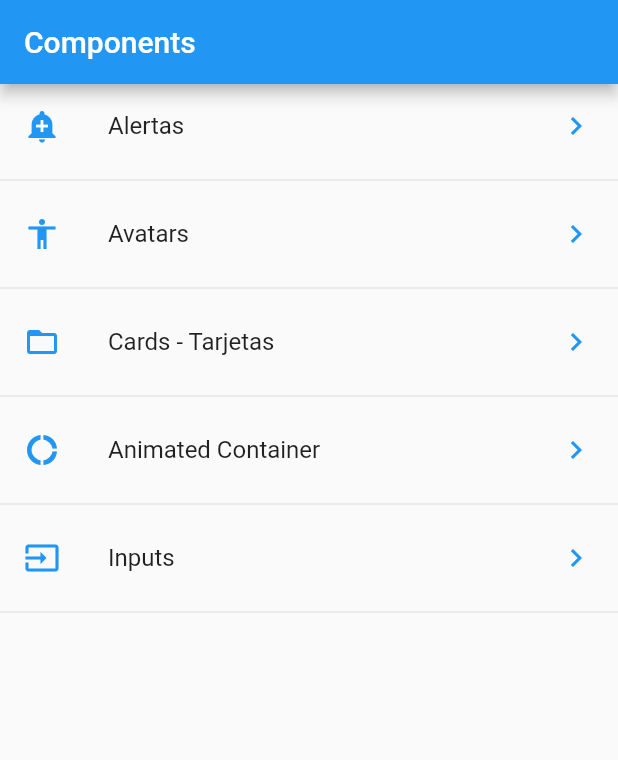
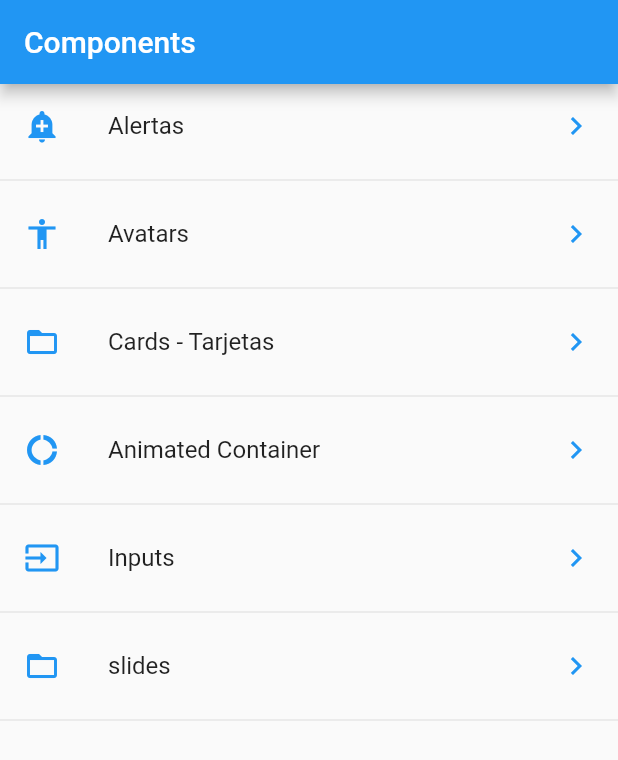
Before and after one commit to Viqui-Alaro/ComponentesFlutter2021, a Flutter app: the screen it shows after launch, on a phone screen of 412 x 824 dp. Shown: the top 760 px of the screen. Run offline on Flutter 3.47's test engine with Material 2 defaults, Android fonts, the phone set to English and light mode, and no system bars.

Commit message:
implementacion de menu de opciones y slider y se agrego en el menu el slider

```diff
--- a/data/menu_opts.json
+++ b/data/menu_opts.json
@@ -25,6 +25,12 @@
             "ruta" : "inputs",
             "icon" : "input",
             "texto": "Inputs"
+        },
+
+        {
+            "ruta" : "slides",
+            "icon" : "folder_open",
+            "texto": "slides"
         }
 
 
--- a/lib/src/pages/slider_page.dart
+++ b/lib/src/pages/slider_page.dart
@@ -1,9 +1,8 @@
-import 'dart:html';
 import 'package:flutter/material.dart';
 
-class HomeScreen extends StatelessWidget{
+class SliderScreen extends StatelessWidget{
 
-  const HomeScreen({Key? key}):super(key: key);
+  const SliderScreen({Key? key}):super(key: key);
 
  @override
   Widget build(BuildContext context) {
--- a/lib/src/routes/routes.dart
+++ b/lib/src/routes/routes.dart
@@ -8,6 +8,7 @@ import 'package:componentes/src/pages/card_page.dart';
 import 'package:componentes/src/pages/home_page.dart';
 import 'package:componentes/src/pages/animated_container.dart';
 import 'package:componentes/src/pages/input_page.dart';
+import 'package:componentes/src/pages/slider_page.dart';
 
 
 Map<String,WidgetBuilder> getApplicationRoutes(){
@@ -19,6 +20,7 @@ Map<String,WidgetBuilder> getApplicationRoutes(){
         'card'   :  (BuildContext context) => CardPage(),
         'animatedContainer'   :  (BuildContext context) => AnimatedContainerPage(),
         'inputs'   :  (BuildContext context) => InputPage(),
+        'slides'   :  (BuildContext context) => SliderScreen(),
  };
 
 }
```
